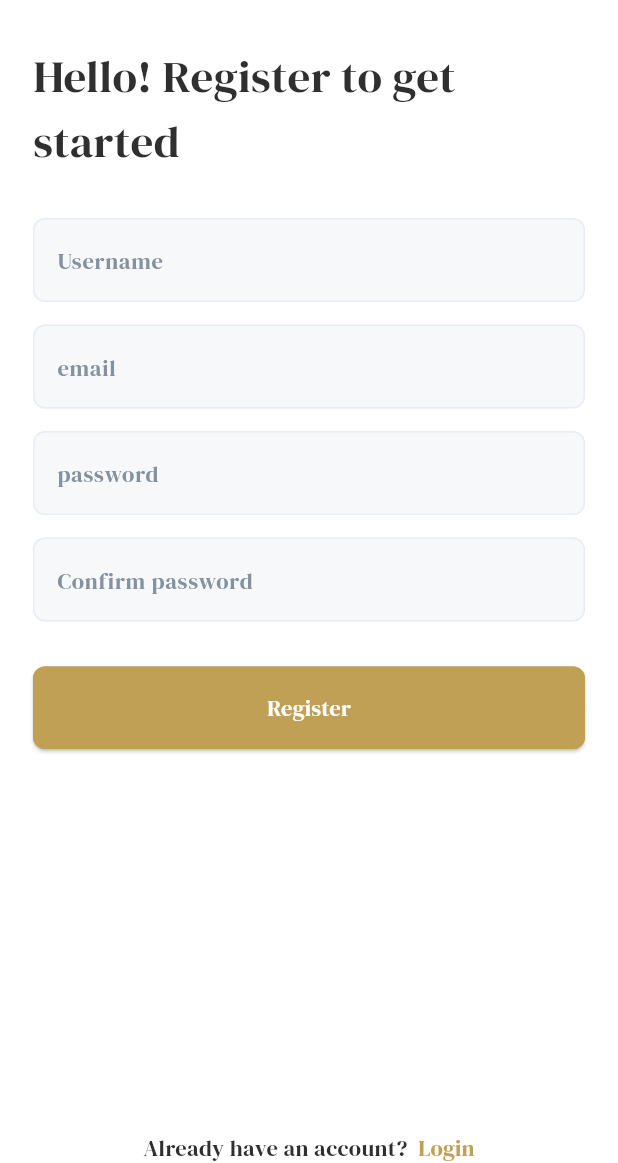
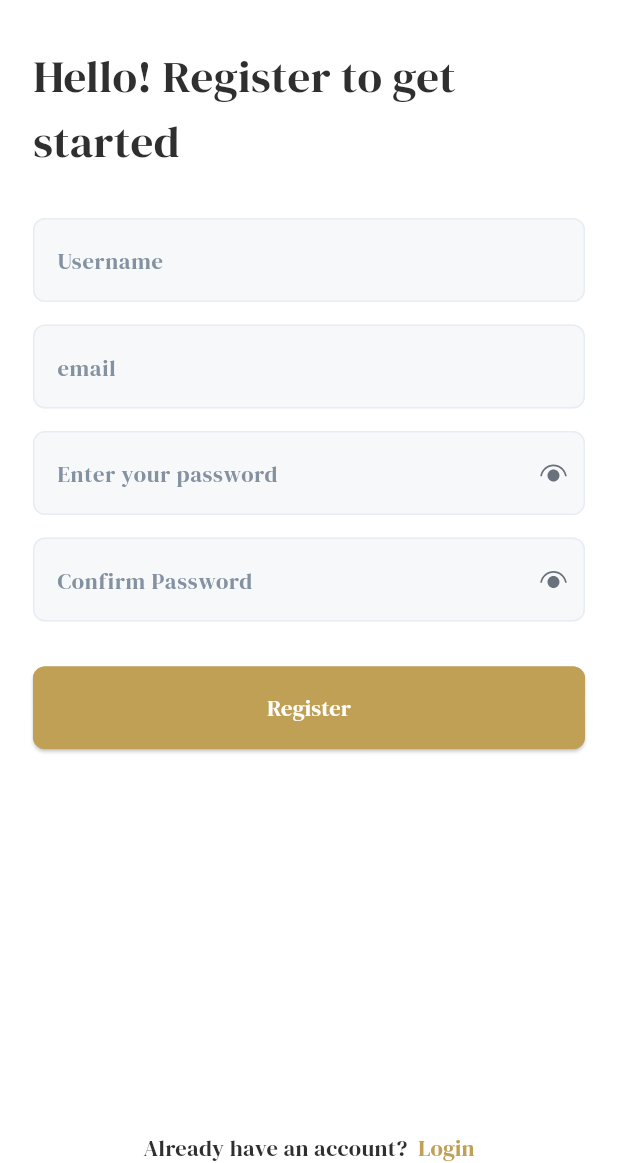
Before and after one commit to Amr-Elrayes/Bookia, a Flutter app: the RegisterScreen screen opened by its route, on a phone screen of 412 x 824 dp, the part 73-1236 px from its top. Run offline on Flutter 3.47's test engine with Material 3 defaults, Android fonts, the phone set to English and light mode, and no system bars; our stand-ins replace device_preview, dio, flutter_bloc, flutter_svg, gap, go_router and 1 more.

Commit message:
adding otp feature

```diff
--- a/lib/components/inputs/custom_text_field.dart
+++ b/lib/components/inputs/custom_text_field.dart
@@ -12,6 +12,8 @@ class customTextformfield extends StatelessWidget {
     this.icon,
     this.ontap,
     this.readonly = false,
+    this.textAlign = TextAlign.start,
+    this.keyboardType = TextInputType.text
   });
   final String? hintText;
   final String? Function(String?)? validator;
@@ -20,9 +22,13 @@ class customTextformfield extends StatelessWidget {
   final Widget? icon;
   Function()? ontap;
   bool readonly;
+  TextAlign textAlign;
+  TextInputType keyboardType;
   @override
   Widget build(BuildContext context) {
     return TextFormField(
+      keyboardType: keyboardType,
+      textAlign: textAlign,
       readOnly: readonly,
       onTap: ontap,
       maxLines: maxlines,
--- /dev/null
+++ b/lib/components/inputs/password_text_field.dart
@@ -0,0 +1,54 @@
+import 'package:bookia/core/utils/colors.dart';
+import 'package:flutter/material.dart';
+
+// ignore: must_be_immutable
+class PasswordTextField extends StatefulWidget {
+  PasswordTextField({
+    super.key,
+    this.hintText,
+    this.validator,
+    required this.controller,
+    this.maxlines = 1,
+    this.icon,
+    this.ontap,
+    this.readonly = false,
+  });
+  final String? hintText;
+  final String? Function(String?)? validator;
+  final TextEditingController controller;
+  int maxlines;
+  final Widget? icon;
+  Function()? ontap;
+  bool readonly;
+
+  @override
+  State<PasswordTextField> createState() => _customTextformfieldState();
+}
+
+class _customTextformfieldState extends State<PasswordTextField> {
+  bool obsecureText = true;
+  @override
+  Widget build(BuildContext context) {
+    return TextFormField(
+      obscureText: obsecureText,
+      readOnly: widget.readonly,
+      onTap: widget.ontap,
+      maxLines: widget.maxlines,
+      controller: widget.controller,
+      validator: widget.validator,
+      decoration: InputDecoration(
+        hintText: widget.hintText,
+        suffixIcon: GestureDetector(
+          onTap: () {
+            setState(() {
+              obsecureText = !obsecureText;
+            });
+          },
+          child: widget.icon,
+        ),
+        filled: true,
+        fillColor: AppColors.grayinputColor,
+      ),
+    );
+  }
+}
--- a/lib/core/routes/routes.dart
+++ b/lib/core/routes/routes.dart
@@ -1,5 +1,7 @@
 import 'package:bookia/features/auth/cubit/auth_cubit.dart';
+import 'package:bookia/features/auth/presentation/forget_password/pages/forget_password_screen.dart';
 import 'package:bookia/features/auth/presentation/login/pages/login_screen.dart';
+import 'package:bookia/features/auth/presentation/otp/pages/otp_screen.dart';
 import 'package:bookia/features/auth/presentation/register/pages/register_screen.dart';
 import 'package:bookia/features/datails/details_screen.dart';
 import 'package:bookia/features/main/main_app_screen.dart';
@@ -16,11 +18,27 @@ class Routes {
   static String register = "/register";
   static String main = "/main";
   static String details = "/details";
+  static String forget_password = "/forget_password";
+  static String otp = "/otp";
 
   static GoRouter routes = GoRouter(
     routes: [
       GoRoute(path: splah, builder: (context, state) => SplashScreen()),
       GoRoute(path: welcome, builder: (context, state) => WelcomeScreen()),
+      GoRoute(
+        path: otp,
+        builder: (context, state) => BlocProvider(
+          create: (context) => AuthCubit(),
+          child: OtpScreen(),
+        ),
+      ),
+      GoRoute(
+        path: forget_password,
+        builder: (context, state) => BlocProvider(
+          create: (context) => AuthCubit(),
+          child: ForgetPasswordScreen(),
+        ),
+      ),
       GoRoute(
         path: login,
         builder: (context, state) => BlocProvider(
--- a/lib/features/auth/cubit/auth_cubit.dart
+++ b/lib/features/auth/cubit/auth_cubit.dart
@@ -10,6 +10,12 @@ class AuthCubit extends Cubit<AuthState> {
   var emailController = TextEditingController();
   var passwordController = TextEditingController();
   var confirmpasswordController = TextEditingController();
+  var otpController1 = TextEditingController();
+  var otpController2 = TextEditingController();
+  var otpController3 = TextEditingController();
+  var otpController4 = TextEditingController();
+  var otpController5 = TextEditingController();
+  var otpController6 = TextEditingController();
   AuthCubit() : super(AuthIntialState());
 
   register() async {
@@ -29,6 +35,7 @@ class AuthCubit extends Cubit<AuthState> {
       emit(AuthErrorState());
     }
   }
+
   login() async {
     emit(AuthLoadingState());
     var res = await AuthRepo.login(
@@ -44,4 +51,30 @@ class AuthCubit extends Cubit<AuthState> {
       emit(AuthErrorState());
     }
   }
+
+  forget_password() async {
+    emit(AuthLoadingState());
+    var res = await AuthRepo.forget_password(
+      AuthParams(email: emailController.text),
+    );
+
+    if (res != null) {
+      emit(AuthSucessState());
+    } else {
+      emit(AuthErrorState());
+    }
+  }
+
+  verify_email() async {
+    emit(AuthLoadingState());
+    var res = await AuthRepo.verify_email(
+      AuthParams(email: emailController.text),
+    );
+
+    if (res != null) {
+      emit(AuthSucessState());
+    } else {
+      emit(AuthErrorState());
+    }
+  }
 }
--- a/lib/features/auth/presentation/register/pages/register_screen.dart
+++ b/lib/features/auth/presentation/register/pages/register_screen.dart
@@ -2,6 +2,7 @@ import 'dart:developer';
 
 import 'package:bookia/components/buttons/custom_buttom.dart';
 import 'package:bookia/components/inputs/custom_text_field.dart';
+import 'package:bookia/components/inputs/password_text_field.dart';
 import 'package:bookia/core/constants/app_icons.dart';
 import 'package:bookia/core/functions/showdialog.dart';
 import 'package:bookia/core/functions/snackbar.dart';
@@ -85,26 +86,46 @@ class RegisterScreen extends StatelessWidget {
                 },
               ),
               Gap(15),
-              customTextformfield(
+              PasswordTextField(
                 controller: cubit.passwordController,
-                hintText: "password",
+                hintText: "Enter your password",
                 validator: (value) {
                   if (value == null || value.isEmpty) {
                     return "Password is Required";
                   }
                   return null;
                 },
+                icon: Row(
+                  mainAxisSize: MainAxisSize.min,
+                  mainAxisAlignment: MainAxisAlignment.end,
+                  children: [
+                    Padding(
+                      padding: const EdgeInsets.only(right: 10),
+                      child: SvgPicture.asset(AppIcons.eyeSvg),
+                    ),
+                  ],
+                ),
               ),
               Gap(15),
-              customTextformfield(
+              PasswordTextField(
                 controller: cubit.confirmpasswordController,
-                hintText: "Confirm password",
+                hintText: "Confirm Password",
                 validator: (value) {
                   if (value == null || value.isEmpty) {
                     return "Confirm Password is Required";
                   }
                   return null;
                 },
+                icon: Row(
+                  mainAxisSize: MainAxisSize.min,
+                  mainAxisAlignment: MainAxisAlignment.end,
+                  children: [
+                    Padding(
+                      padding: const EdgeInsets.only(right: 10),
+                      child: SvgPicture.asset(AppIcons.eyeSvg),
+                    ),
+                  ],
+                ),
               ),
               Gap(30),
               customButtom(
--- a/lib/services/dio/dio_endpoints.dart
+++ b/lib/services/dio/dio_endpoints.dart
@@ -3,4 +3,6 @@ class DioEndpoints {
 
   static const String login = "/login";
   static const String register = "/register";
+  static const String forget_password = "/forget-password";
+  static const String otp = "/check-forget-password";
 }
```
Also changed, not shown: lib/components/inputs/otp_text_field.dart (added, +72 -0 lines), lib/features/auth/data/repo/auth_repo.dart (+38 -0 lines), lib/features/auth/presentation/forget_password/pages/forget_password_screen.dart (added, +92 -0 lines), lib/features/auth/presentation/login/pages/login_screen.dart (+25 -11 lines), lib/features/auth/presentation/otp/pages/otp_screen.dart (added, +165 -0 lines).
